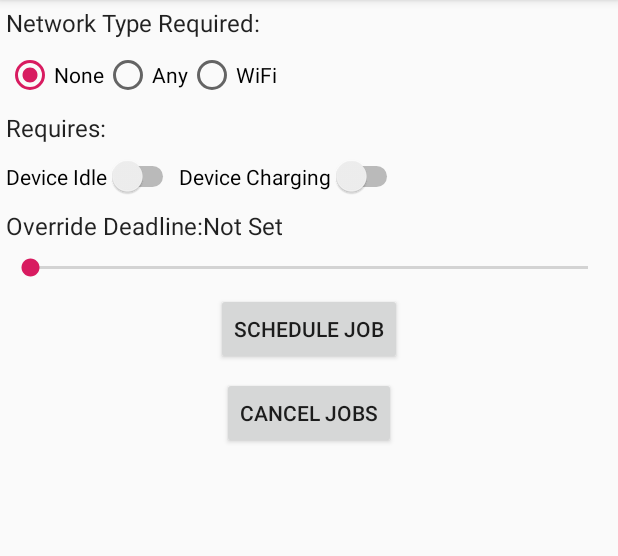
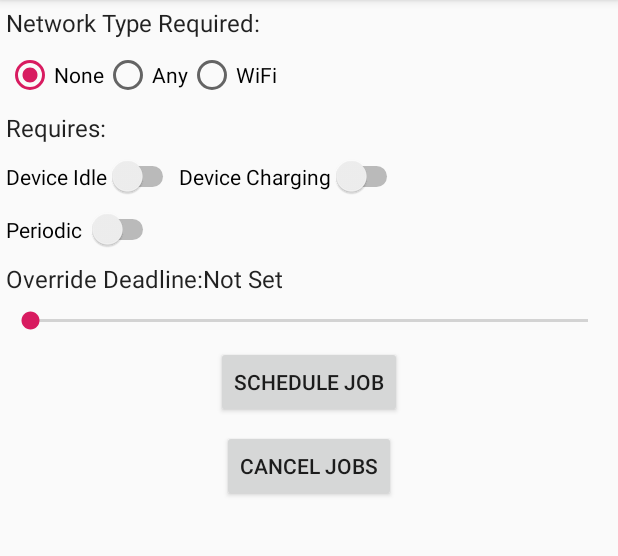
Before and after one commit to mihail4o/NotificationScheduler1, an Android app: the screen it shows after launch (MainActivity), after a tap on "SCHEDULE JOB", on a phone screen of 412 x 824 dp, the part 84-640 px from its top. Run offline under Robolectric (Android 15) with nearby library versions, the phone set to English and light mode, and no system bars.

Commit message:
NotificationScheduler final

```diff
--- a/app/src/main/java/com/balivo/notificationscheduler/MainActivity.kt
+++ b/app/src/main/java/com/balivo/notificationscheduler/MainActivity.kt
@@ -18,6 +18,7 @@ class MainActivity : AppCompatActivity() {
     lateinit var mDeviceIdle : Switch
     lateinit var mDeviceCharging : Switch
     var mSeekBar :SeekBar? = null
+    lateinit var mPeriodicSwitch : Switch
 
     override fun onCreate(savedInstanceState: Bundle?) {
         super.onCreate(savedInstanceState)
@@ -31,6 +32,8 @@ class MainActivity : AppCompatActivity() {
         var label = findViewById(R.id.seekBarLabel) as TextView
         var mSeekBarProgress = findViewById(R.id.seekBarProgress) as TextView
 
+        mPeriodicSwitch = findViewById(R.id.periodicSwitch) as Switch
+
         mSeekBar!!.setOnSeekBarChangeListener(object : SeekBar.OnSeekBarChangeListener {
 
             override fun onProgressChanged(seekBar: SeekBar?, progress: Int, fromUser: Boolean) {
@@ -40,16 +43,24 @@ class MainActivity : AppCompatActivity() {
                     mSeekBarProgress.text = "Not Set"
                 }
             }
+            override fun onStartTrackingTouch(seekBar: SeekBar?) {
+            }
+            override fun onStopTrackingTouch(seekBar: SeekBar?) {
+            }
+        })
 
-            override fun onStartTrackingTouch(seekBar: SeekBar?) {
+        mPeriodicSwitch.setOnCheckedChangeListener(
+                object: CompoundButton.OnCheckedChangeListener{
 
-            }
-
-            override fun onStopTrackingTouch(seekBar: SeekBar?) {
-
-            }
-
-        })
+                    override fun onCheckedChanged(buttonView: CompoundButton?, isChecked: Boolean) {
+                        if (isChecked) {
+                            label.text = "Periodic Interval: "
+                        } else {
+                            label.text = "Override Deadline: "
+                        }
+                    }
+                }
+        )
     }
 
     fun scheduleJob(view:View) {
@@ -83,15 +94,24 @@ class MainActivity : AppCompatActivity() {
         builder.setRequiresDeviceIdle(mDeviceIdle.isChecked)
         builder.setRequiresCharging(mDeviceCharging.isChecked)
 
-        if (seekBarSet) {
-            builder.setOverrideDeadline((seekBarInteger * 1000).toLong())
+       if (mPeriodicSwitch.isChecked) {
+            if (seekBarSet){
+                builder.setPeriodic(seekBarInteger * 1000.toLong())
+            }else {
+                Toast.makeText(this,
+                        "Please set a periodic interval", Toast.LENGTH_SHORT).show()
+            }
+        } else {
+            if (seekBarSet){
+                builder.setOverrideDeadline(seekBarInteger * 1000.toLong())
+            }
         }
 
         val constraintSet = (selectedNetworkOption != JobInfo.NETWORK_TYPE_NONE || mDeviceCharging.isChecked
                 || mDeviceIdle.isChecked || seekBarSet)
 
         if(constraintSet) {
-            val myJobInfo = builder.build()
+            val myJobInfo = builder.build() as JobInfo
             mScheduler!!.schedule(myJobInfo)
             Toast.makeText(this, "Job was scheduled!", Toast.LENGTH_LONG).show()
 
--- a/app/src/main/res/layout/activity_main.xml
+++ b/app/src/main/res/layout/activity_main.xml
@@ -69,6 +69,13 @@
 
     </LinearLayout>
 
+    <Switch
+        android:id="@+id/periodicSwitch"
+        android:text="Periodic "
+        android:layout_margin="4dp"
+        android:layout_width="wrap_content"
+        android:layout_height="wrap_content" />
+
     <LinearLayout
         android:orientation="horizontal"
         android:layout_margin="4dp"
```
Also changed, not shown: 1 other file.
